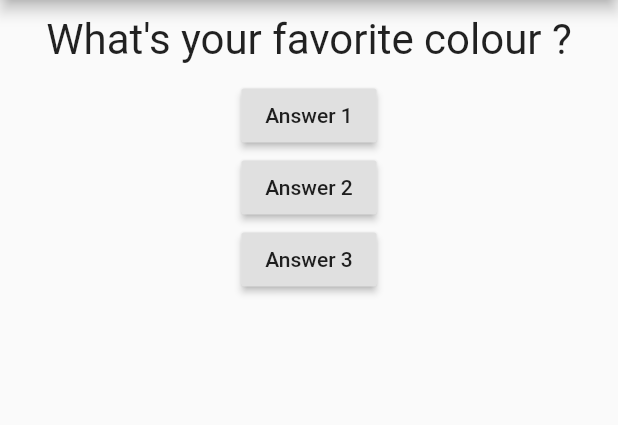
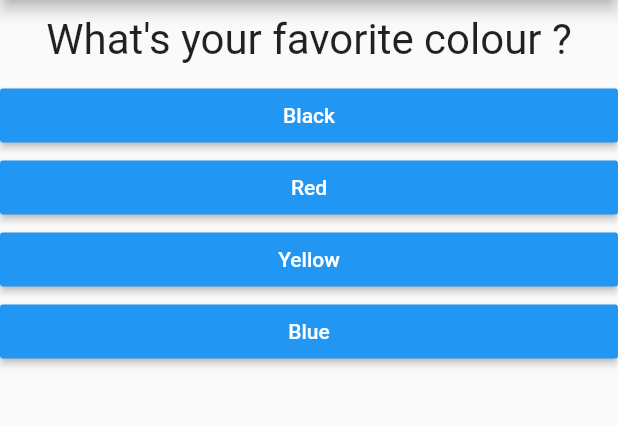
Before and after one commit to Rajekevin/FlutterApp, a Flutter app: the screen it shows after launch, on a phone screen of 412 x 824 dp, the part 84-509 px from its top. Run offline on Flutter 3.47's test engine with Material 2 defaults, Android fonts, the phone set to English and light mode, and no system bars.

```diff
--- /dev/null
+++ b/lib/answer.dart
@@ -0,0 +1,22 @@
+import 'package:flutter/material.dart';
+
+class Answer extends StatelessWidget {
+
+  final Function selectHandler;
+  final String answerText;
+
+  Answer(this.selectHandler, this.answerText);
+
+  @override
+  Widget build(BuildContext context) {
+    return Container(
+      width: double.infinity,
+      child: RaisedButton(
+        color:Colors.blue,
+        textColor: Colors.white,
+        child: Text(answerText),
+        onPressed: selectHandler,
+      ),
+    );
+  }
+}
--- a/lib/main.dart
+++ b/lib/main.dart
@@ -1,6 +1,7 @@
 import 'package:flutter/material.dart';
 
 import './question.dart';
+import './answer.dart';
 
 void main() {
   runApp(MyApp());
@@ -14,36 +15,49 @@ class MyApp extends StatefulWidget {
   }
 }
 
-/**
- * _ means private class
- */
+class _MyAppState extends State<MyApp> {
+  var _questionIndex = 0; //Note :  _ means private class
 
-class _MyAppState extends State<MyApp> {
-  var _questionIndex = 0;
+  /**
+  * Questions = Array()
+  * Array contains questions and and answers
+  */
+  static const questions = [
+    {
+      'questionText': 'What\'s your favorite colour ?',
+      'answers': ['Black', 'Red', 'Yellow', 'Blue'],
+    },
+    {
+      'questionText': 'What\'s your favorite animal ?',
+      'answers': ['Lion', 'Zebra', 'Gorilla', 'Frog'],
+    },
+    {
+      'questionText': 'What\'s your favorite sport ?',
+      'answers': ['Basket', 'Soccer', 'Golf', 'Tennis'],
+    }
+  ];
 
+  /**
+  *  _answerQuestion()
+  * Increment question +1
+  * return string
+  */
   void _answerQuestion() {
-    /**
-     * Update the widget by Calling the build method
-     */
     setState(() {
       _questionIndex = _questionIndex + 1;
     });
 
     print(_questionIndex);
+    if (_questionIndex < questions.length) {
+      print('You have no more questions !');
+    }
   }
 
   @override
   Widget build(BuildContext context) {
     /**
-     * Questions
-     */
-    var questions = [
-      'What\'s your favorite colour ?',
-      'What\'s your favorite animal ?'
-    ];
-
-    /**
-     * Answers
+     * MaterialApp
+     * Display Answers
      */
     return MaterialApp(
       home: Scaffold(
@@ -53,22 +67,15 @@ class _MyAppState extends State<MyApp> {
         body: Column(
           children: [
             Question(
-              questions[_questionIndex],
+              questions[_questionIndex]['questionText'],
             ),
-            RaisedButton(
-              child: Text(
-               'Answer 1'
-              ),
-              onPressed: _answerQuestion,
-            ),
-            RaisedButton(
-              child: Text('Answer 2'),
-              onPressed: _answerQuestion,
-            ),
-            RaisedButton(
-              child: Text('Answer 3'),
-              onPressed: _answerQuestion,
-            ),
+            /**
+             * Select the right answer for question
+             */
+            ...(questions[_questionIndex]['answers'] as List<String>)
+                .map((answer) {
+              return Answer(_answerQuestion, answer);
+            }).toList()
           ],
         ),
       ),
```
